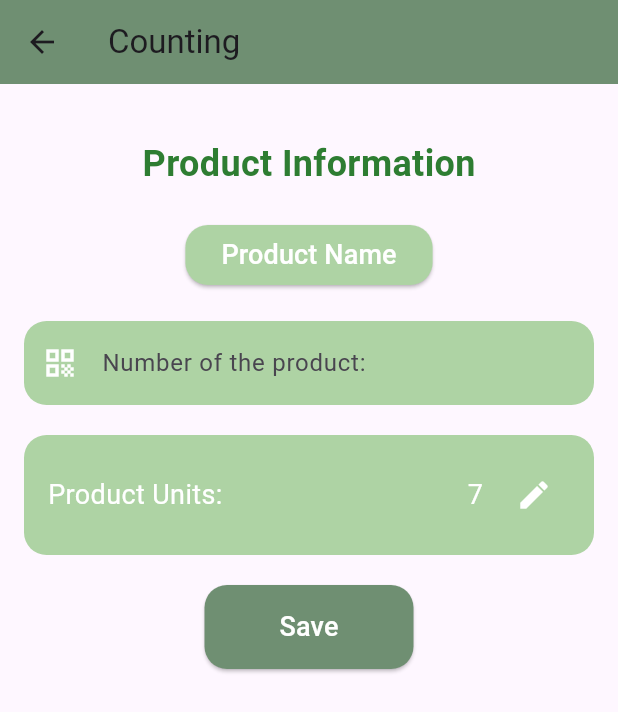
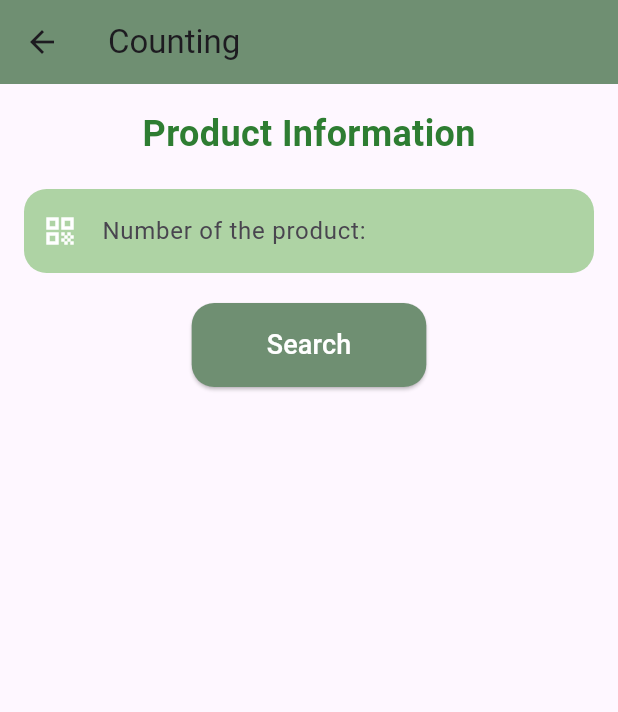
Before and after one commit to braresm/Supermarket, a Flutter app: the InventoryCheckScreen screen opened directly, after a tap on "Counting", on a phone screen of 412 x 824 dp. Shown: the top 712 px of the screen. Run offline on Flutter 3.47's test engine with Material 3 defaults, Android fonts, the phone set to English and light mode, and no system bars; our stand-ins replace equatable, flutter_bloc, flutter_dotenv, supabase, supabase_flutter; missing offline and left inert: barcode_scan2; accounts and stored records are empty.

Commit message:
Implement counting

```diff
--- a/fresh_check/lib/counting_screen.dart
+++ /dev/null
@@ -1,109 +0,0 @@
-import 'package:flutter/material.dart';
-
-class CountingScreen extends StatelessWidget {
-  @override
-  Widget build(BuildContext context) {
-    return Scaffold(
-      appBar: AppBar(
-        title: Text('Counting'),
-        backgroundColor: Color(0xFF6F8F72),
-      ),
-      body: Padding(
-        padding: const EdgeInsets.all(16.0),
-        child: SingleChildScrollView(
-          child: Column(
-            children: [
-              SizedBox(height: 20),
-              Text(
-                'Product Information',
-                style: TextStyle(
-                  fontSize: 24,
-                  fontWeight: FontWeight.bold,
-                  color: Colors.green[800],
-                ),
-              ),
-              SizedBox(height: 20),
-              ElevatedButton(
-                style: ElevatedButton.styleFrom(
-                  backgroundColor: Color(0xFFAED3A4),
-                  shape: RoundedRectangleBorder(
-                    borderRadius: BorderRadius.circular(15),
-                  ),
-                ),
-                onPressed: () {},
-                child: Text(
-                  'Product Name',
-                  style: TextStyle(color: Colors.white, fontSize: 18),
-                ),
-              ),
-              SizedBox(height: 20),
-              TextField(
-                decoration: InputDecoration(
-                  labelText: 'Number of the product:',
-                  filled: true,
-                  fillColor: Color(0xFFAED3A4),
-                  border: OutlineInputBorder(
-                    borderRadius: BorderRadius.circular(15),
-                    borderSide: BorderSide.none,
-                  ),
-                  prefixIcon: Icon(Icons.qr_code, color: Colors.white),
-                ),
-              ),
-              SizedBox(height: 20),
-              Container(
-                padding: EdgeInsets.all(16),
-                decoration: BoxDecoration(
-                  color: Color(0xFFAED3A4),
-                  borderRadius: BorderRadius.circular(15),
-                ),
-                child: Row(
-                  children: [
-                    Text(
-                      'Product Units: ',
-                      style: TextStyle(
-                        fontSize: 18,
-                        color: Colors.white,
-                      ),
-                    ),
-                    Spacer(),
-                    Text(
-                      '7',
-                      style: TextStyle(
-                        fontSize: 18,
-                        color: Colors.white,
-                      ),
-                    ),
-                    SizedBox(width: 10),
-                    IconButton(
-                      icon: Icon(Icons.edit, color: Colors.white),
-                      onPressed: () {
-                        // Handle edit button press
-                      },
-                    ),
-                  ],
-                ),
-              ),
-              SizedBox(height: 20),
-              ElevatedButton(
-                style: ElevatedButton.styleFrom(
-                  backgroundColor: Color(0xFF6F8F72),
-                  shape: RoundedRectangleBorder(
-                    borderRadius: BorderRadius.circular(15),
-                  ),
-                  padding: EdgeInsets.symmetric(horizontal: 50, vertical: 15),
-                ),
-                onPressed: () {
-                  // Handle save button press
-                },
-                child: Text(
-                  'Save',
-                  style: TextStyle(color: Colors.white, fontSize: 18),
-                ),
-              ),
-            ],
-          ),
-        ),
-      ),
-    );
-  }
-}
--- a/fresh_check/lib/custom_scaffold.dart
+++ b/fresh_check/lib/custom_scaffold.dart
@@ -1,5 +1,5 @@
 import 'package:flutter/material.dart';
-import 'dropdown_menu.dart';
+import 'presentation/widgets/dropdown_menu.dart';
 
 class CustomScaffold extends StatefulWidget {
   final String employeeName;
@@ -15,7 +15,6 @@ class CustomScaffold extends StatefulWidget {
     required this.customColor,
     required this.title,
     this.showBackArrow = true,
-
   }) : super(key: key);
 
   @override
@@ -41,7 +40,6 @@ class _CustomScaffoldState extends State<CustomScaffold> {
           IconButton(
             icon: Icon(Icons.menu),
             onPressed: _toggleMenu,
-
           ),
         ],
       ),
--- a/fresh_check/lib/data/repositories/product_repository.dart
+++ b/fresh_check/lib/data/repositories/product_repository.dart
@@ -1,7 +1,9 @@
 import 'package:fresh_check/domain/models/inventory.dart';
 import 'package:fresh_check/domain/models/product.dart';
+import 'package:fresh_check/domain/models/product_inventory.dart';
 
 abstract class ProductRepository {
-  Future<Product?> getProductByBarcode(String barcode);
+  Future<Product?> getProductByBarcode(int barcode);
+  Future<ProductInventory?> getProductInventoryByBarcode(int barcode);
   Future<void> addProduct(Product product, Inventory inventory);
 }
--- a/fresh_check/lib/domain/models/product.dart
+++ b/fresh_check/lib/domain/models/product.dart
@@ -3,7 +3,7 @@ class Product {
   final String name;
   final String categoty;
   final String location;
-  final String barcode;
+  final int barcode;
   final double price;
   final DateTime? createdAt;
 
--- /dev/null
+++ b/fresh_check/lib/domain/models/product_inventory.dart
@@ -0,0 +1,9 @@
+class ProductInventory {
+  final String name;
+  final int quantity;
+
+  ProductInventory({
+    required this.name,
+    required this.quantity,
+  });
+}
--- a/fresh_check/lib/domain/usecases/get_product_by_barcode_usecase.dart
+++ b/fresh_check/lib/domain/usecases/get_product_by_barcode_usecase.dart
@@ -6,7 +6,7 @@ class GetProductByBarcodeUseCase {
 
   GetProductByBarcodeUseCase(this.repository);
 
-  Future<Product?> call(String barcode) {
+  Future<Product?> call(int barcode) {
     return repository.getProductByBarcode(barcode);
   }
 }
--- /dev/null
+++ b/fresh_check/lib/domain/usecases/get_product_inventory_by_barcode_usecase.dart
@@ -0,0 +1,12 @@
+import 'package:fresh_check/data/repositories/product_repository.dart';
+import 'package:fresh_check/domain/models/product_inventory.dart';
+
+class GetProductInventoryByBarcodeUseCase {
+  final ProductRepository repository;
+
+  GetProductInventoryByBarcodeUseCase(this.repository);
+
+  Future<ProductInventory?> call(int barcode) {
+    return repository.getProductInventoryByBarcode(barcode);
+  }
+}
--- a/fresh_check/lib/presentation/bloc/product_bloc.dart
+++ b/fresh_check/lib/presentation/bloc/product_bloc.dart
@@ -13,19 +13,7 @@ class ProductBloc extends Bloc<ProductEvent, ProductState> {
       {required this.getProductByBarcodeUseCase,
       required this.addProductUseCase})
       : super(ProductInitial()) {
-    on<GetProductByBarcode>(_onGetProductByBarcode);
     on<AddProduct>(_onAddProduct);
-  }
-
-  Future<void> _onGetProductByBarcode(
-      GetProductByBarcode event, Emitter<ProductState> emit) async {
-    emit(ProductLoading());
-    try {
-      final product = await getProductByBarcodeUseCase(event.barcode);
-      emit(ProductLoaded(product));
-    } catch (e) {
-      emit(ProductError(e.toString()));
-    }
   }
 
   Future<void> _onAddProduct(
@@ -46,12 +34,6 @@ class ProductEvent extends Equatable {
 
   @override
   List<Object> get props => [];
-}
-
-class GetProductByBarcode extends ProductEvent {
-  final String barcode;
-
-  const GetProductByBarcode(this.barcode);
 }
 
 class AddProduct extends ProductEvent {
--- /dev/null
+++ b/fresh_check/lib/presentation/bloc/product_inventory/product_inventory_bloc.dart
@@ -0,0 +1,31 @@
+import 'package:flutter_bloc/flutter_bloc.dart';
+import 'package:fresh_check/domain/usecases/get_product_inventory_by_barcode_usecase.dart';
+import 'package:fresh_check/presentation/bloc/product_inventory/product_inventory_event.dart';
+import 'package:fresh_check/presentation/bloc/product_inventory/product_inventory_state.dart';
+
+class ProductInventoryBloc
+    extends Bloc<ProductInventoryEvent, ProductInventoryState> {
+  final GetProductInventoryByBarcodeUseCase getProductInventoryByBarcodeUseCase;
+
+  ProductInventoryBloc({
+    required this.getProductInventoryByBarcodeUseCase,
+  }) : super(ProductInventoryInitial()) {
+    // Define actions for events
+    on<GetProductInventoryByBarcodeEvent>(_onGetProductInventoryByBarcode);
+  }
+
+  /// Get the product inventory by the barcode value
+  Future<void> _onGetProductInventoryByBarcode(
+      GetProductInventoryByBarcodeEvent event,
+      Emitter<ProductInventoryState> emit) async {
+    emit(ProductInventoryLoading());
+
+    try {
+      final productInventory =
+          await getProductInventoryByBarcodeUseCase(event.barcode);
+      emit(ProductInventoryLoaded(productInventory));
+    } catch (e) {
+      emit(ProductInventoryError(e.toString()));
+    }
+  }
+}
--- /dev/null
+++ b/fresh_check/lib/presentation/bloc/product_inventory/product_inventory_event.dart
@@ -0,0 +1,16 @@
+import 'package:equatable/equatable.dart';
+
+class ProductInventoryEvent extends Equatable {
+  const ProductInventoryEvent();
+
+  @override
+  List<Object> get props => [];
+}
+
+// Define concrete events for the ProductInventory page
+
+class GetProductInventoryByBarcodeEvent extends ProductInventoryEvent {
+  final int barcode;
+
+  const GetProductInventoryByBarcodeEvent(this.barcode);
+}
--- /dev/null
+++ b/fresh_check/lib/presentation/bloc/product_inventory/product_inventory_state.dart
@@ -0,0 +1,33 @@
+import 'package:equatable/equatable.dart';
+import 'package:fresh_check/domain/models/product_inventory.dart';
+
+class ProductInventoryState extends Equatable {
+  const ProductInventoryState();
+
+  @override
+  List<Object?> get props => [];
+}
+
+// Define concrete states for ProductInventory
+
+class ProductInventoryInitial extends ProductInventoryState {}
+
+class ProductInventoryLoading extends ProductInventoryState {}
+
+class ProductInventoryLoaded extends ProductInventoryState {
+  final ProductInventory? productInventory;
+
+  const ProductInventoryLoaded(this.productInventory);
+
+  @override
+  List<Object?> get props => [productInventory];
+}
+
+class ProductInventoryError extends ProductInventoryState {
+  final String message;
+
+  const ProductInventoryError(this.message);
+
+  @override
+  List<Object?> get props => [message];
+}
--- a/fresh_check/lib/presentation/pages/add_new_item_screen.dart
+++ b/fresh_check/lib/presentation/pages/add_new_item_screen.dart
@@ -194,7 +194,8 @@ class AddNewItemScreen extends StatelessWidget {
                               id: 0,
                               name: _nameController.text,
                               location: _locationController.text,
-                              barcode: _barcodeController.text,
+                              barcode:
+                                  int.tryParse(_barcodeController.text) ?? 0,
                               categoty: 'test',
                               price:
                                   double.tryParse(_currencyController.text) ??
--- a/fresh_check/lib/presentation/pages/auth_screen.dart
+++ b/fresh_check/lib/presentation/pages/auth_screen.dart
@@ -29,7 +29,7 @@ class AuthScreen extends StatelessWidget {
                   Navigator.push(
                     context,
                     MaterialPageRoute(
-                      builder: (context) => LoginScreen(
+                      builder: (context) => const LoginScreen(
                         isLogin: true,
                       ),
                     ),
@@ -55,7 +55,7 @@ class AuthScreen extends StatelessWidget {
                   Navigator.push(
                     context,
                     MaterialPageRoute(
-                      builder: (context) => LoginScreen(
+                      builder: (context) => const LoginScreen(
                         isLogin: false,
                       ),
                     ),
--- /dev/null
+++ b/fresh_check/lib/presentation/pages/counting_screen.dart
@@ -0,0 +1,188 @@
+import 'package:flutter/material.dart';
+import 'package:flutter_bloc/flutter_bloc.dart';
+
+import 'package:fresh_check/domain/models/product_inventory.dart';
+import 'package:fresh_check/presentation/bloc/product_inventory/product_inventory_bloc.dart';
+import 'package:fresh_check/presentation/bloc/product_inventory/product_inventory_event.dart';
+import 'package:fresh_check/presentation/bloc/product_inventory/product_inventory_state.dart';
+
+class CountingScreen extends StatelessWidget {
+  final GlobalKey<FormState> _formKey = GlobalKey<FormState>();
+  final TextEditingController _barcodeController = TextEditingController();
+
+  CountingScreen({super.key});
+
+  @override
+  Widget build(BuildContext context) {
+    return Scaffold(
+      appBar: AppBar(
+        title: const Text('Counting'),
+        backgroundColor: const Color(0xFF6F8F72),
+      ),
+      body: BlocListener<ProductInventoryBloc, ProductInventoryState>(
+        listener: (context, state) {
+          if (state is ProductInventoryError) {
+            ScaffoldMessenger.of(context).showSnackBar(SnackBar(
+              content: Text(state.message),
+            ));
+          }
+        },
+        child: BlocBuilder<ProductInventoryBloc, ProductInventoryState>(
+          builder: (context, state) {
+            return SingleChildScrollView(
+              child: Column(
+                children: [
+                  productSearchForm(context),
+
+                  // show loading indicator if the state is ProductInventoryLoading
+                  if (state is ProductInventoryLoading)
+                    const Center(
+                      child: CircularProgressIndicator(),
+                    )
+
+                  // Show the product information if the state is ProductInventoryLoaded
+                  else if (state is ProductInventoryLoaded)
+                    if (state.productInventory != null)
+                      productInformation(state.productInventory!)
+                    else
+                      const Text('Product not found'),
+                ],
+              ),
+            );
+          },
+        ),
+      ),
+    );
+  }
+
+  /// Display the product search form
+  Widget productSearchForm(BuildContext context) {
+    return Padding(
+      padding: const EdgeInsets.all(16.0),
+      child: SingleChildScrollView(
+        child: Form(
+          key: _formKey,
+          child: Column(
+            children: [
+              Text(
+                'Product Information',
+                style: TextStyle(
+                  fontSize: 24,
+                  fontWeight: FontWeight.bold,
+                  color: Colors.green[800],
+                ),
+              ),
+              const SizedBox(height: 20),
+              TextFormField(
+                controller: _barcodeController,
+                decoration: InputDecoration(
+                  labelText: 'Number of the product:',
+                  filled: true,
+                  fillColor: const Color(0xFFAED3A4),
+                  border: OutlineInputBorder(
+                    borderRadius: BorderRadius.circular(15),
+                    borderSide: BorderSide.none,
+                  ),
+                  prefixIcon: const Icon(Icons.qr_code, color: Colors.white),
+                ),
+                validator: (value) {
+                  if (value == null || value.isEmpty) {
+                    return 'Please enter the product number';
+                  }
+                  if (int.tryParse(value) == null) {
+                    return 'Please enter a valid number';
+                  }
+                  return null;
+                },
+              ),
+              const SizedBox(height: 20),
+              ElevatedButton(
+                style: ElevatedButton.styleFrom(
+                  backgroundColor: const Color(0xFF6F8F72),
+                  shape: RoundedRectangleBorder(
+                    borderRadius: BorderRadius.circular(15),
+                  ),
+                  padding:
+                      const EdgeInsets.symmetric(horizontal: 50, vertical: 15),
+                ),
+                onPressed: () {
+                  if (_formKey.currentState!.validate()) {
+                    // Trigger the event to get the product by barcode
+                    context.read<ProductInventoryBloc>().add(
+                          GetProductInventoryByBarcodeEvent(
+                            int.parse(_barcodeController.text),
+                          ),
+                        );
+                    // Clear the form
+                    _formKey.currentState!.reset();
+                  }
+                },
+                child: const Text(
+                  'Search',
+                  style: TextStyle(color: Colors.white, fontSize: 18),
+                ),
+              ),
+            ],
+          ),
+        ),
+      ),
+    );
+  }
+
+  /// Display the product information
+  Widget productInformation(ProductInventory productInventory) {
+    return Padding(
+      padding: const EdgeInsets.all(16.0),
+      child: Column(crossAxisAlignment: CrossAxisAlignment.start, children: [
+        Container(
+          padding: const EdgeInsets.all(12),
+          decoration: BoxDecoration(
+            color: const Color(0xFFAED3A4),
+            borderRadius: BorderRadius.circular(15),
+          ),
+          child: Text(
+            productInventory.name,
+            style: const TextStyle(
+              fontSize: 18,
+              color: Colors.white,
+            ),
+          ),
+        ),
+        const SizedBox(height: 20),
+        Container(
+          padding: const EdgeInsets.all(12),
+          decoration: BoxDecoration(
+            color: const Color(0xFFAED3A4),
+            borderRadius: BorderRadius.circular(15),
+          ),
+          child: Row(
+            children: [
+              const Text(
+                'Product Units: ',
+                style: TextStyle(
+                  fontSize: 18,
+                  color: Colors.white,
+                ),
+              ),
+              const Spacer(),
+              Text(
+                productInventory.quantity.toString(),
+                style: const TextStyle(
+                  fontSize: 18,
+                  color: Colors.white,
+                ),
+              ),
+              const SizedBox(width: 10),
+              IconButton(
+                icon: const Icon(Icons.edit, color: Colors.white),
+                onPressed: () {
+                  // Handle edit button press
+                },
+              ),
+            ],
+          ),
+        ),
+      ]),
+    );
+  }
+}
--- a/fresh_check/lib/inventory_check_screen.dart
+++ b/fresh_check/lib/presentation/pages/inventory_check_screen.dart
@@ -1,16 +1,23 @@
 import 'package:flutter/material.dart';
-import 'custom_scaffold.dart';
-import 'counting_screen.dart';
-import 'fresh_check_screen.dart';
-import 'reordering_screen.dart';
-import 'presentation/pages/add_new_item_screen.dart';
+import 'package:flutter_bloc/flutter_bloc.dart';
+import 'package:fresh_check/custom_scaffold.dart';
+import 'package:fresh_check/data/repositories/product_repository_impl.dart';
+import 'package:fresh_check/domain/usecases/get_product_inventory_by_barcode_usecase.dart';
+import 'package:fresh_check/fresh_check_screen.dart';
+
+import 'package:fresh_check/presentation/bloc/product_inventory/product_inventory_bloc.dart';
+import 'package:fresh_check/presentation/pages/add_new_item_screen.dart';
+import 'package:fresh_check/presentation/pages/counting_screen.dart';
+import 'package:fresh_check/reordering_screen.dart';
 
 class InventoryCheckScreen extends StatelessWidget {
+  const InventoryCheckScreen({super.key});
+
   @override
   Widget build(BuildContext context) {
     return CustomScaffold(
       employeeName: 'Employee Name',
-      customColor: Color(0xFF6F8F72),
+      customColor: const Color(0xFF6F8F72),
       title: 'Inventory',
       body: Center(
         child: Column(
@@ -22,7 +29,17 @@ class InventoryCheckScreen extends StatelessWidget {
               onPressed: () {
                 Navigator.push(
                   context,
-                  MaterialPageRoute(builder: (context) => CountingScreen()),
+                  MaterialPageRoute(
+                    builder: (context) => BlocProvider(
+                      create: (context) => ProductInventoryBloc(
+                        getProductInventoryByBarcodeUseCase:
+                            GetProductInventoryByBarcodeUseCase(
+                          ProductRepositoryImpl(),
+                        ),
+                      ),
+                      child: CountingScreen(),
+                    ),
+                  ),
                 );
               },
             ),
@@ -68,7 +85,8 @@ class InventoryButton extends StatelessWidget {
   final String label;
   final VoidCallback onPressed;
 
-  InventoryButton({
+  const InventoryButton({
+    super.key,
     required this.imagePath,
     required this.label,
     required this.onPressed,
@@ -86,8 +104,8 @@ class InventoryButton extends StatelessWidget {
         width: buttonWidth,
         child: ElevatedButton(
           style: ElevatedButton.styleFrom(
-            backgroundColor: Color(0xFF6F8F72),
-            padding: EdgeInsets.symmetric(horizontal: 20, vertical: 15),
+            backgroundColor: const Color(0xFF6F8F72),
+            padding: const EdgeInsets.symmetric(horizontal: 20, vertical: 15),
             shape: RoundedRectangleBorder(
               borderRadius: BorderRadius.circular(15),
             ),
@@ -103,10 +121,10 @@ class InventoryButton extends StatelessWidget {
                 fit: BoxFit
                     .contain, // Adjust the image to contain within the bounds
               ),
-              SizedBox(width: 10),
+              const SizedBox(width: 10),
               Text(
                 label,
-                style: TextStyle(fontSize: 18, color: Colors.white),
+                style: const TextStyle(fontSize: 18, color: Colors.white),
               ),
             ],
           ),
```
Also changed, not shown: fresh_check/lib/data/repositories/product_repository_impl.dart (+22 -2 lines), fresh_check/lib/presentation/pages/login_screen.dart (+43 -42 lines), fresh_check/lib/presentation/widgets/dropdown_menu.dart (renamed from fresh_check/lib/dropdown_menu.dart, +27 -10 lines).
